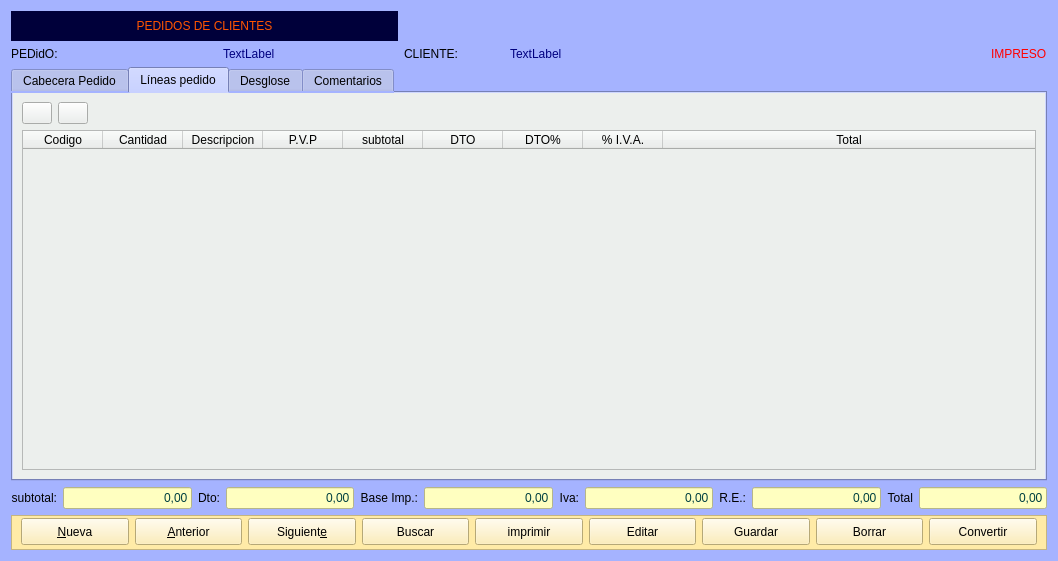
Before: the Qt Designer form Zona_Ventas/frmpedidos.ui in arcnexus/RedFoX, drawn with Qt 5.
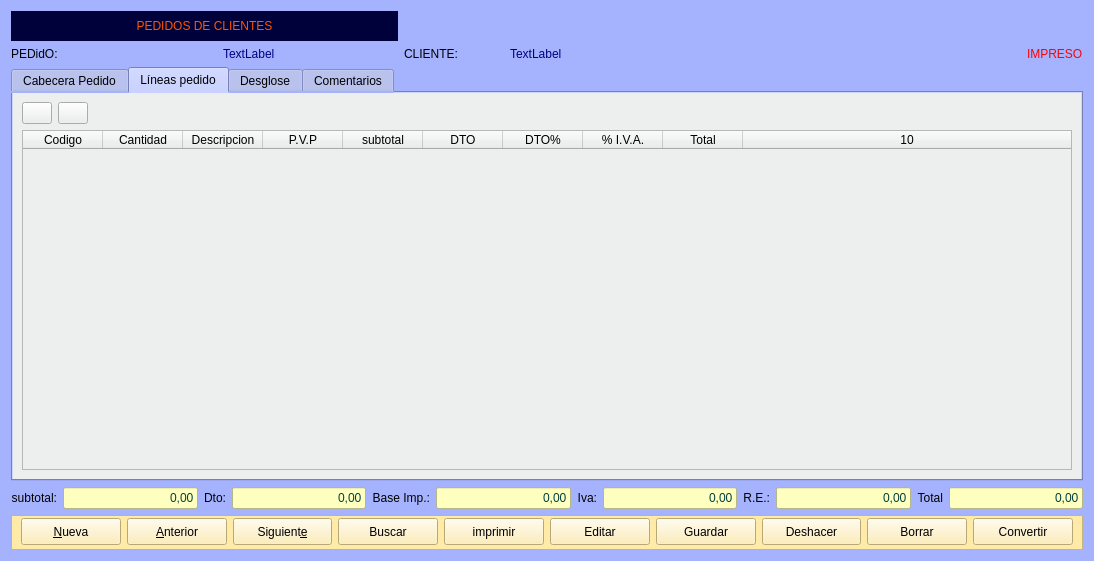
After: the same form once the commit is applied. The open tabs and pages were chosen to show the change. Icons and pictures are not drawn.

```diff
--- a/Zona_Ventas/frmpedidos.ui
+++ b/Zona_Ventas/frmpedidos.ui
@@ -6,7 +6,7 @@
    <rect>
     <x>0</x>
     <y>0</y>
-    <width>1058</width>
+    <width>1094</width>
     <height>561</height>
    </rect>
   </property>
@@ -798,6 +798,9 @@
          <property name="cornerButtonEnabled">
           <bool>true</bool>
          </property>
+         <property name="columnCount">
+          <number>10</number>
+         </property>
          <attribute name="horizontalHeaderCascadingSectionResizes">
           <bool>false</bool>
          </attribute>
@@ -864,6 +867,7 @@
            <string>Total</string>
           </property>
          </column>
+         <column/>
         </widget>
        </item>
        <item row="0" column="2" colspan="2">
@@ -2039,6 +2043,23 @@
         </property>
        </widget>
       </item>
+      <item>
+       <widget class="QPushButton" name="btndeshacer">
+        <property name="minimumSize">
+         <size>
+          <width>0</width>
+          <height>27</height>
+         </size>
+        </property>
+        <property name="text">
+         <string>Deshacer</string>
+        </property>
+        <property name="icon">
+         <iconset resource="../maya.qrc">
+          <normaloff>:/Icons/PNG/undo.png</normaloff>:/Icons/PNG/undo.png</iconset>
+        </property>
+       </widget>
+      </item>
       <item>
        <widget class="QPushButton" name="btn_borrar">
         <property name="minimumSize">
```
Left out of the diff: 2 changed lines with no effect on the pictures.
